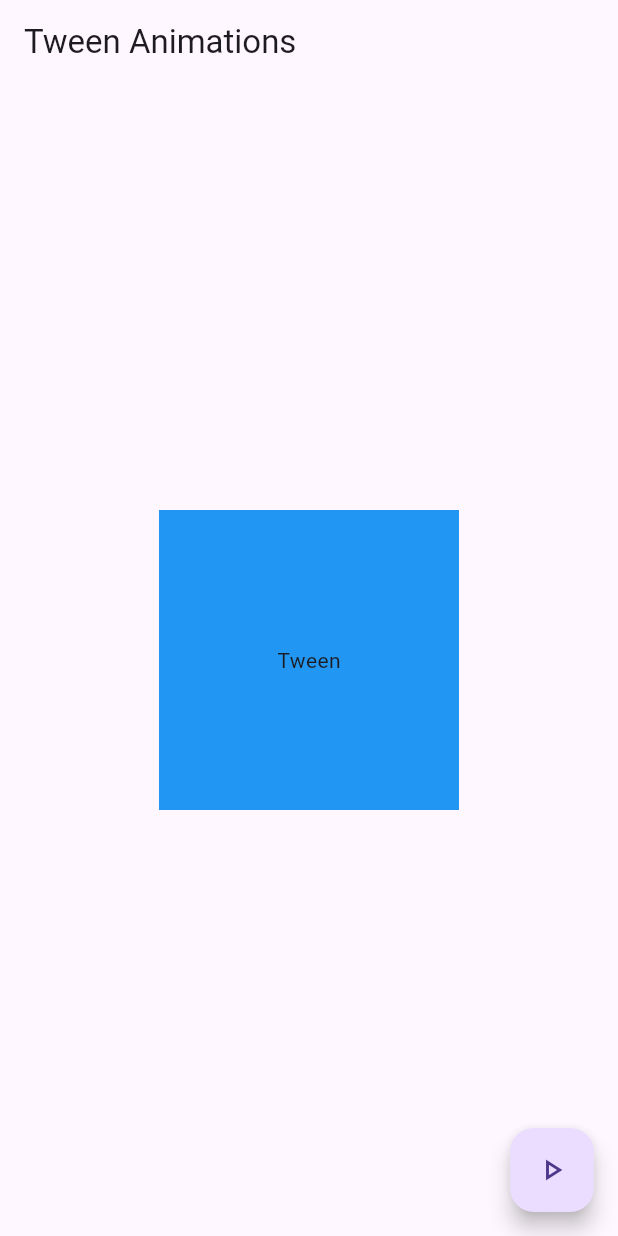
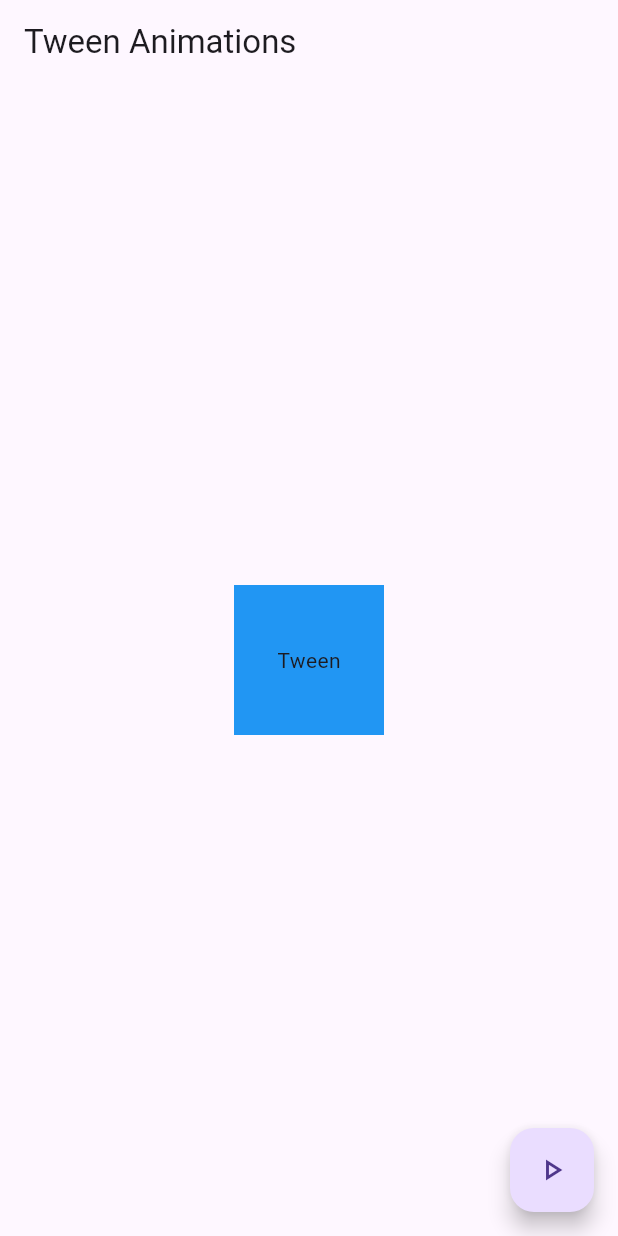
Before and after one commit to remyamp1/Animations, a Flutter app: the screen it shows after launch, on a phone screen of 412 x 824 dp. Run offline on Flutter 3.47's test engine with Material 3 defaults, Android fonts, the phone set to English and light mode, and no system bars.

Commit message:
"secondCommit 28-9-24"

```diff
--- a/lib/tween.dart
+++ b/lib/tween.dart
@@ -22,8 +22,8 @@ class _TweenTransitionDemoState extends State<TweenTransitionDemo>{
     duration: Duration(seconds: 1),
     builder: (context, Size, child) {
       return Container(
-        height: 200,
-        width: 200,
+        height: Size,
+        width: Size,
         color: Colors.blue,
         child: child,
       );
```
